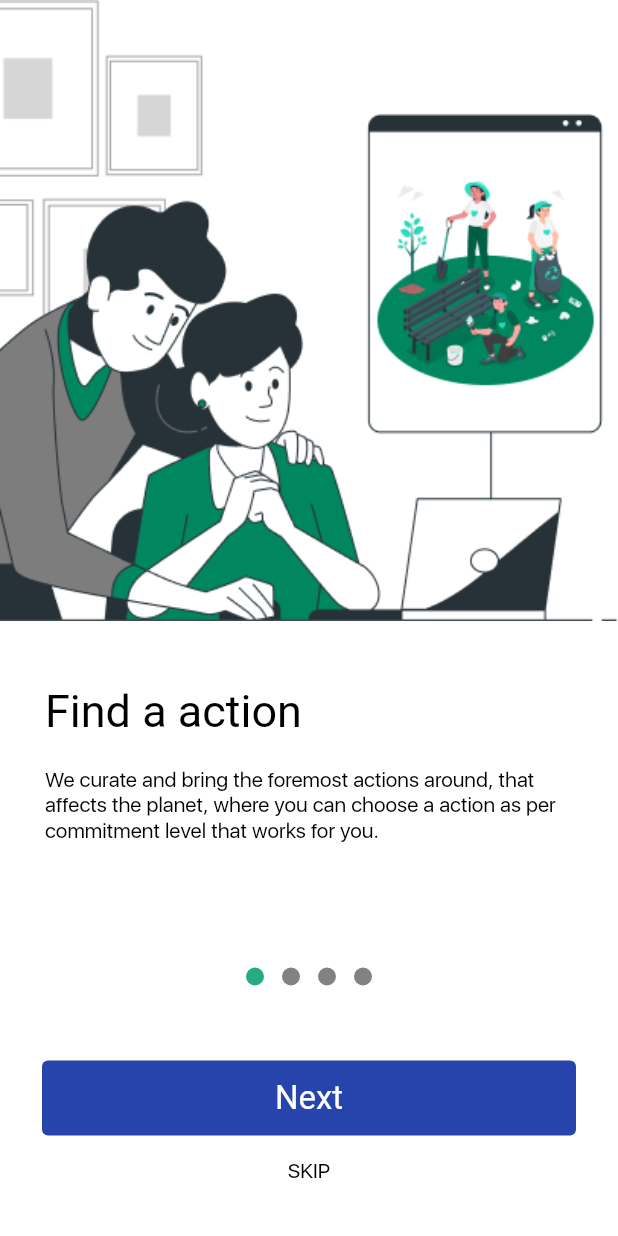
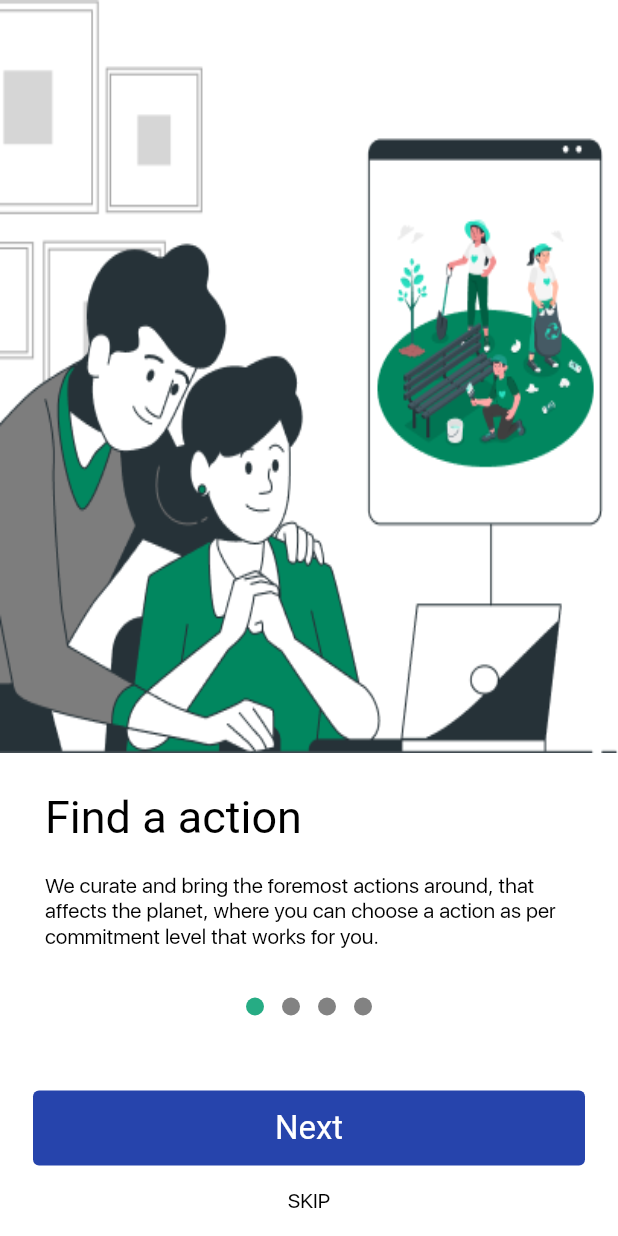
Before and after one commit to mindrootstech/ripple2023, a Flutter app: the screen it shows after launch, on a phone screen of 412 x 824 dp. Run offline on Flutter 3.47's test engine with Material 2 defaults, Android fonts, the phone set to English and light mode, and no system bars; drawn by our look-alikes of smooth_page_indicator; our stand-ins replace auto_size_text, cached_network_image, carousel_slider, dots_indicator, email_validator, flutter_svg and 7 more; missing offline and left inert: bottom_bar, flutter_facebook_auth, flutter_gif; network calls fail; Roboto replaces fonts that are missing (SFUIDisplay-Semibold); project files that could hold a hidden picture were left out.

Commit message:
code pushed by manish

```diff
--- a/lib/appOnBoarding/onboard/component/PageViewItem.dart
+++ b/lib/appOnBoarding/onboard/component/PageViewItem.dart
@@ -13,15 +13,16 @@ class PageViewItem extends StatelessWidget {
 
   @override
   Widget build(BuildContext context) {
-    return Stack(
+    return Column(
       children: [
-        Image.asset(CommonUi.setPngImage(imageName),fit: BoxFit.fill,width: Get.width),
-        Positioned(
-          bottom: 0,
-          child: Container(
-            height: Get.height/2.1,
+        Expanded(
+          child: Image.asset(CommonUi.setPngImage(imageName),fit: BoxFit.fill,
+              width: Get.width),
+        ),
+        Container(
+          // height: Get.height/2.1,
           width: Get.width,
-            padding: const EdgeInsets.only(top: 25),
+          padding:  EdgeInsets.only(top: 25),
           decoration: CommonUi.curvedBoxDecoration(bottomRight: 0.0,bottomLeft: 0.0),
           child: Container(
             margin: const EdgeInsets.symmetric(horizontal: 30),
@@ -45,7 +46,6 @@ class PageViewItem extends StatelessWidget {
             ),
           ),
         ),
-        ),
       ],
     );
   }
--- a/lib/appOnBoarding/onboard/view/OnboardView.dart
+++ b/lib/appOnBoarding/onboard/view/OnboardView.dart
@@ -22,10 +22,11 @@ class OnboardView extends StatelessWidget {
         },
         child: Scaffold(
           backgroundColor: Colors.white,
-          body: Stack(
+          body: Column(
             children: [
 
-              PageView(
+              Expanded(
+                child: PageView(
                   physics: const ClampingScrollPhysics(),
                   onPageChanged: (value) {
                     controller.pageNo.value = value;
@@ -42,10 +43,9 @@ class OnboardView extends StatelessWidget {
                         Strings.onboard_4Desc.tr, Strings.onboard_4Image),
                   ],
                 ),
-              Positioned(
-                bottom: 20,
-                left: 28,
-                right: 28,
+              ),
+              Container(
+                margin: const EdgeInsets.only(top: 32),
                 child: Column(
                   children: [
                     SmoothPageIndicator(
@@ -63,7 +63,9 @@ class OnboardView extends StatelessWidget {
                     const SizedBox(
                       height: 50,
                     ),
-                    CommonUi.customButton(buttonText: controller.pageNo.value == 3 ? Strings.continueTxt : Strings.next,callBack: () {
+                    Container(
+                      margin: EdgeInsets.only(left: CommonUi.marginLeftRight,right: CommonUi.marginLeftRight),
+                      child: CommonUi.customButton(buttonText: controller.pageNo.value == 3 ? Strings.continueTxt : Strings.next,callBack: () {
                         controller.pControllers[0].animateToPage(
                             controller.pageNo.value + 1,
                             duration: const Duration(milliseconds: 200),
@@ -72,7 +74,11 @@ class OnboardView extends StatelessWidget {
                           Get.toNamed(AppRoutes.goalOnBoard);
                         }
                       }),
-                    GestureDetector(
+                    ),
+
+
+
+                    InkWell(
                       onTap: () {
                         if(controller.pageNo.value==3){
                           Get.toNamed(AppRoutes.login);
--- a/pubspec.yaml
+++ b/pubspec.yaml
@@ -63,7 +63,7 @@ dependencies:
   email_validator: ^2.1.16
   lottie: ^1.3.0
   auto_size_text: ^3.0.0
-  flutter_facebook_auth: ^5.0.4
+  flutter_facebook_auth: ^4.4.1
   google_sign_in: ^6.0.1
   sign_in_with_apple: ^4.3.0
   firebase_messaging: ^14.0.3
```
Also changed, not shown: lib/api_provider/ApiProvider.dart (+25 -0 lines), lib/appOnBoarding/onboard/component/GoalPageItem.dart (+53 -15 lines), lib/appOnBoarding/onboard/view/CompleteOnboardView.dart (+10 -3 lines), lib/appOnBoarding/onboard/view/GoalOnBoardingView.dart (+0 -7 lines), lib/authentication/controller/AuthController.dart (+56 -3 lines), lib/authentication/views/LoginView.dart (+22 -3 lines), lib/helper/constants/CommonUi.dart (+8 -2 lines), pubspec.lock, 8 other files. Lines whose indentation alone changed are shown as unchanged.
